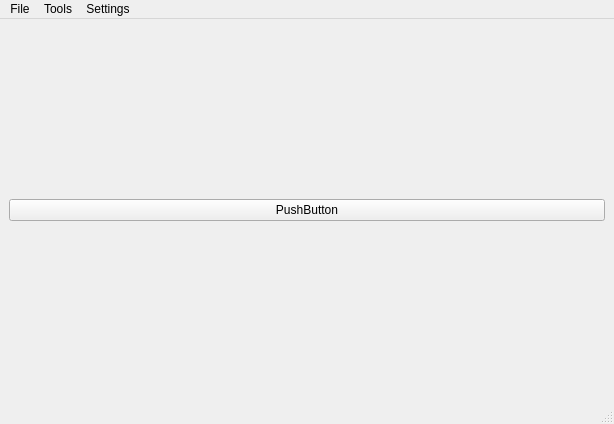
Old version of the form L89HA_GPS/mainwindow.ui in the repository iiriis/L89HA_Tool.
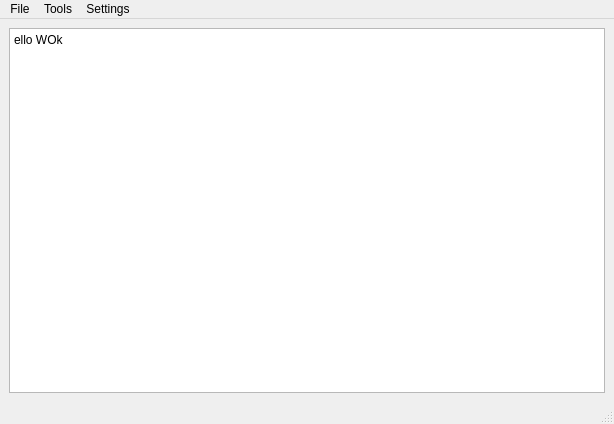
New version of the form. Icons and pictures are not drawn.

The edit to the form file:
```diff
--- a/L89HA_GPS/mainwindow.ui
+++ b/L89HA_GPS/mainwindow.ui
@@ -16,9 +16,16 @@
   <widget class="QWidget" name="centralwidget">
    <layout class="QGridLayout" name="gridLayout">
     <item row="0" column="0">
-     <widget class="QPushButton" name="pushButton">
-      <property name="text">
-       <string>PushButton</string>
+     <widget class="QTextBrowser" name="textBrowser">
+      <property name="html">
+       <string>&lt;!DOCTYPE HTML PUBLIC &quot;-//W3C//DTD HTML 4.0//EN&quot; &quot;http://www.w3.org/TR/REC-html40/strict.dtd&quot;&gt;
+&lt;html&gt;&lt;head&gt;&lt;meta name=&quot;qrichtext&quot; content=&quot;1&quot; /&gt;&lt;meta charset=&quot;utf-8&quot; /&gt;&lt;style type=&quot;text/css&quot;&gt;
+p, li { white-space: pre-wrap; }
+hr { height: 1px; border-width: 0; }
+li.unchecked::marker { content: &quot;\2610&quot;; }
+li.checked::marker { content: &quot;\2612&quot;; }
+&lt;/style&gt;&lt;/head&gt;&lt;body style=&quot; font-family:'Segoe UI'; font-size:9pt; font-weight:400; font-style:normal;&quot;&gt;
+&lt;p style=&quot; margin-top:0px; margin-bottom:0px; margin-left:0px; margin-right:0px; -qt-block-indent:0; text-indent:0px;&quot;&gt;ello WOk&lt;/p&gt;&lt;/body&gt;&lt;/html&gt;</string>
       </property>
      </widget>
     </item>
```
Left out of the diff: 107 changed lines with no effect on the pictures.
